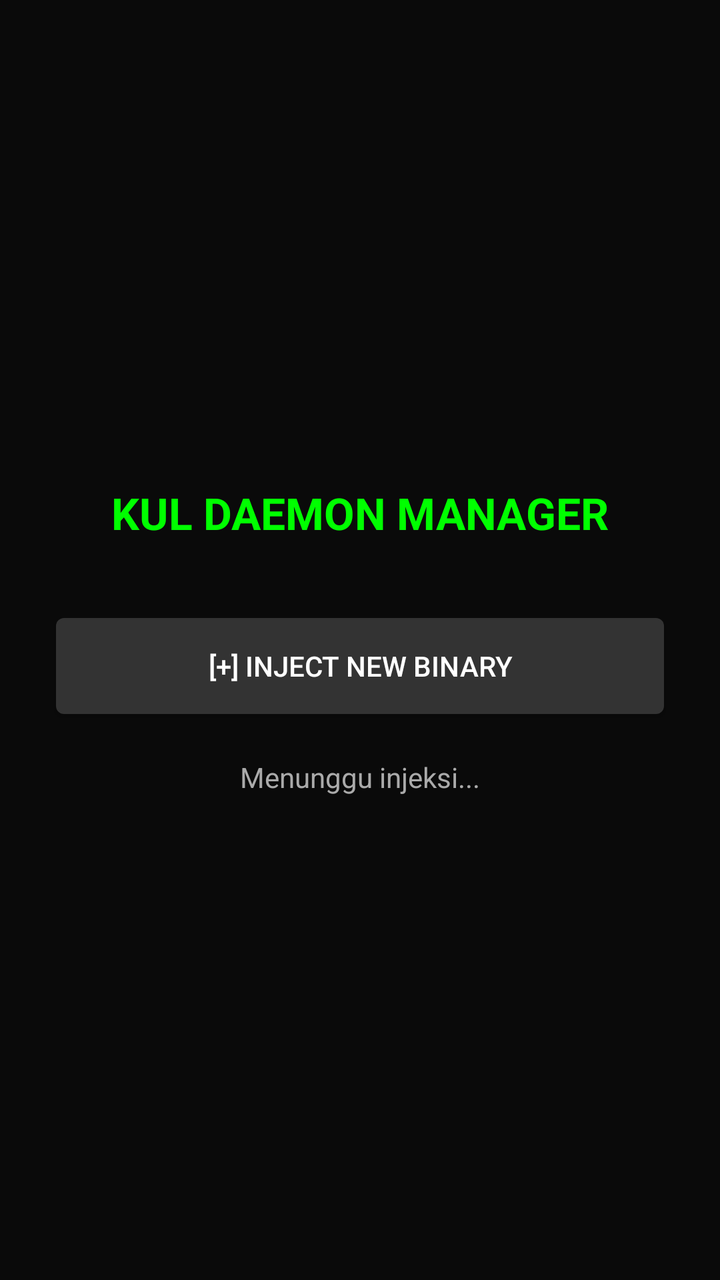
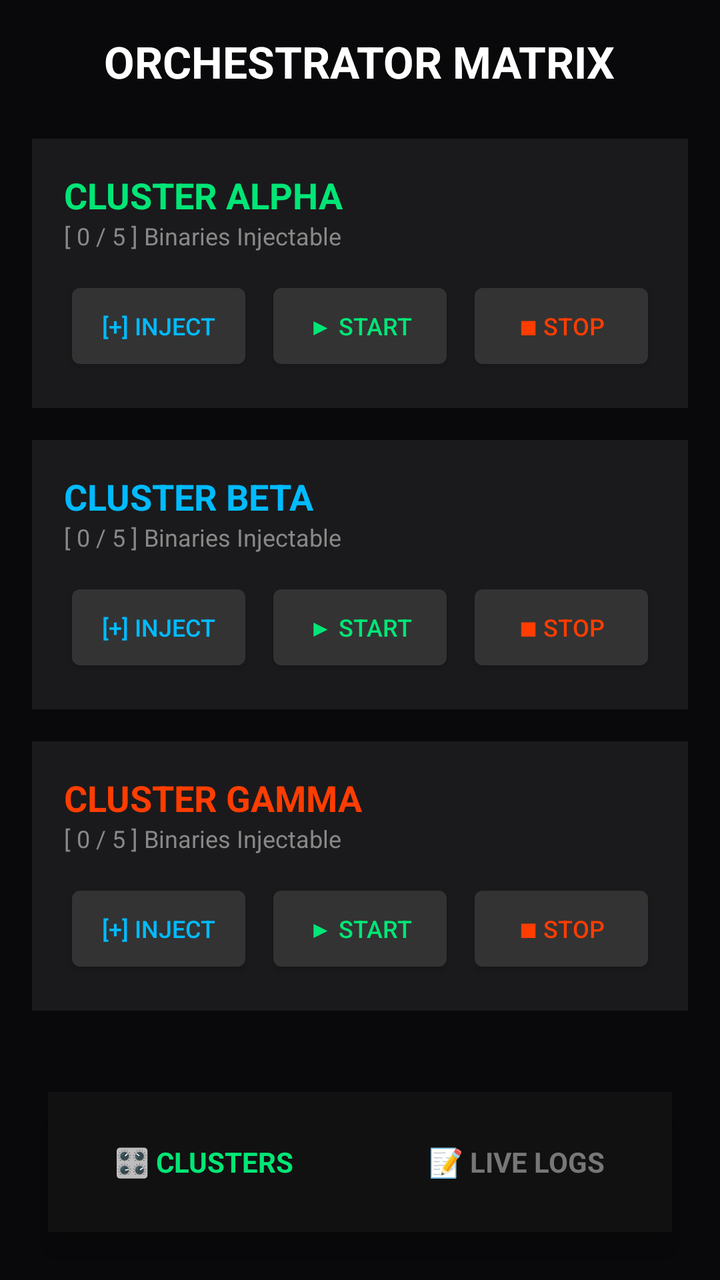

Two renders of the same Android screen: before a commit and after it. Below are the layout's source before the change and the commit's diff.
<!-- AndroidManifest.xml: application theme android:Theme.DeviceDefault.NoActionBar -->
<!-- res/layout/activity_main.xml -->
<?xml version="1.0" encoding="utf-8"?>
<LinearLayout xmlns:android="http://schemas.android.com/apk/res/android"
    android:layout_width="match_parent" android:layout_height="match_parent"
    android:orientation="vertical" android:padding="24dp" android:background="#0A0A0A" android:gravity="center">

    <TextView android:layout_width="wrap_content" android:layout_height="wrap_content" 
        android:text="KUL DAEMON MANAGER" android:textColor="#00FF00" android:textSize="22sp" android:textStyle="bold" android:layout_marginBottom="32dp"/>

    <Button android:id="@+id/btnUpload" android:layout_width="match_parent" android:layout_height="60dp"
        android:text="[+] INJECT NEW BINARY" android:backgroundTint="#333333" android:textColor="#FFFFFF" android:layout_marginBottom="16dp"/>
        
    <TextView android:id="@+id/tvStatus" android:layout_width="match_parent" android:layout_height="wrap_content"
        android:text="Menunggu injeksi..." android:textColor="#AAAAAA" android:gravity="center"/>
</LinearLayout>
<!-- resources referenced by this layout -->
<resources>

</resources>

<!-- the commit's change to res/layout/activity_main.xml (unified diff, before → after) -->
@@ -1,14 +1,63 @@
+<?xml version="1.0" encoding="utf-8"?>
+<RelativeLayout xmlns:android="http://schemas.android.com/apk/res/android"
+    android:layout_width="match_parent" android:layout_height="match_parent" android:background="#09090B">
+    <FrameLayout android:layout_width="match_parent" android:layout_height="match_parent">
+        <include layout="@layout/layout_clusters" android:id="@+id/viewClusters" />
+        <include layout="@layout/layout_logs" android:id="@+id/viewLogs" android:visibility="gone" />
+    </FrameLayout>
+    <LinearLayout android:layout_width="match_parent" android:layout_height="70dp" android:layout_alignParentBottom="true" android:layout_marginHorizontal="24dp" android:layout_marginBottom="24dp" android:background="#E6121212" android:orientation="horizontal" android:weightSum="2" android:elevation="10dp" android:gravity="center">
+        <TextView android:id="@+id/navClusters" android:layout_width="0dp" android:layout_height="match_parent" android:layout_weight="1" android:gravity="center" android:text="🎛️ CLUSTERS" android:textColor="#00E676" android:textStyle="bold" android:textSize="14sp"/>
+        <TextView android:id="@+id/navLogs" android:layout_width="0dp" android:layout_height="match_parent" android:layout_weight="1" android:gravity="center" android:text="📝 LIVE LOGS" android:textColor="#777777" android:textStyle="bold" android:textSize="14sp"/>
+    </LinearLayout>
+</RelativeLayout>
+<!-- res/layout/layout_clusters.xml (included above) -->
+<?xml version="1.0" encoding="utf-8"?>
+<ScrollView xmlns:android="http://schemas.android.com/apk/res/android"
+    android:layout_width="match_parent" android:layout_height="match_parent" android:padding="16dp">
+    <LinearLayout android:layout_width="match_parent" android:layout_height="wrap_content" android:orientation="vertical" android:layout_marginBottom="90dp">
+        
+        <TextView android:layout_width="wrap_content" android:layout_height="wrap_content" android:text="ORCHESTRATOR MATRIX" android:textColor="#FFFFFF" android:textSize="22sp" android:textStyle="bold" android:layout_marginBottom="24dp" android:layout_gravity="center"/>
+
+        
+        <LinearLayout android:layout_width="match_parent" android:layout_height="wrap_content" android:orientation="vertical" android:background="#1A1A1C" android:padding="16dp" android:layout_marginBottom="16dp">
+            <TextView android:layout_width="wrap_content" android:layout_height="wrap_content" android:text="CLUSTER ALPHA" android:textColor="#00E676" android:textStyle="bold" android:textSize="18sp"/>
+            <TextView android:id="@+id/tvAlphaStatus" android:layout_width="wrap_content" android:layout_height="wrap_content" android:text="[ 0 / 5 ] Binaries Injectable" android:textColor="#888888" android:textSize="12sp" android:layout_marginBottom="12dp"/>
+            <LinearLayout android:layout_width="match_parent" android:layout_height="wrap_content" android:orientation="horizontal" android:weightSum="3">
+                <Button android:id="@+id/btnAlphaInject" android:layout_width="0dp" android:layout_height="50dp" android:layout_weight="1" android:text="[+] INJECT" android:backgroundTint="#333333" android:textColor="#00BBFF" android:textSize="12sp" android:layout_marginRight="4dp"/>
+                <Button android:id="@+id/btnAlphaStart" android:layout_width="0dp" android:layout_height="50dp" android:layout_weight="1" android:text="▶ START" android:backgroundTint="#333333" android:textColor="#00E676" android:textSize="12sp" android:layout_marginHorizontal="2dp"/>
+                <Button android:id="@+id/btnAlphaStop" android:layout_width="0dp" android:layout_height="50dp" android:layout_weight="1" android:text="■ STOP" android:backgroundTint="#333333" android:textColor="#FF3D00" android:textSize="12sp" android:layout_marginLeft="4dp"/>
+            </LinearLayout>
+        </LinearLayout>
+
+        
+        <LinearLayout android:layout_width="match_parent" android:layout_height="wrap_content" android:orientation="vertical" android:background="#1A1A1C" android:padding="16dp" android:layout_marginBottom="16dp">
+            <TextView android:layout_width="wrap_content" android:layout_height="wrap_content" android:text="CLUSTER BETA" android:textColor="#00BBFF" android:textStyle="bold" android:textSize="18sp"/>
+            <TextView android:id="@+id/tvBetaStatus" android:layout_width="wrap_content" android:layout_height="wrap_content" android:text="[ 0 / 5 ] Binaries Injectable" android:textColor="#888888" android:textSize="12sp" android:layout_marginBottom="12dp"/>
+            <LinearLayout android:layout_width="match_parent" android:layout_height="wrap_content" android:orientation="horizontal" android:weightSum="3">
+                <Button android:id="@+id/btnBetaInject" android:layout_width="0dp" android:layout_height="50dp" android:layout_weight="1" android:text="[+] INJECT" android:backgroundTint="#333333" android:textColor="#00BBFF" android:textSize="12sp" android:layout_marginRight="4dp"/>
+                <Button android:id="@+id/btnBetaStart" android:layout_width="0dp" android:layout_height="50dp" android:layout_weight="1" android:text="▶ START" android:backgroundTint="#333333" android:textColor="#00E676" android:textSize="12sp" android:layout_marginHorizontal="2dp"/>
+                <Button android:id="@+id/btnBetaStop" android:layout_width="0dp" android:layout_height="50dp" android:layout_weight="1" android:text="■ STOP" android:backgroundTint="#333333" android:textColor="#FF3D00" android:textSize="12sp" android:layout_marginLeft="4dp"/>
+            </LinearLayout>
+        </LinearLayout>
+
+        
+        <LinearLayout android:layout_width="match_parent" android:layout_height="wrap_content" android:orientation="vertical" android:background="#1A1A1C" android:padding="16dp" android:layout_marginBottom="16dp">
+            <TextView android:layout_width="wrap_content" android:layout_height="wrap_content" android:text="CLUSTER GAMMA" android:textColor="#FF3D00" android:textStyle="bold" android:textSize="18sp"/>
+            <TextView android:id="@+id/tvGammaStatus" android:layout_width="wrap_content" android:layout_height="wrap_content" android:text="[ 0 / 5 ] Binaries Injectable" android:textColor="#888888" android:textSize="12sp" android:layout_marginBottom="12dp"/>
+            <LinearLayout android:layout_width="match_parent" android:layout_height="wrap_content" android:orientation="horizontal" android:weightSum="3">
+                <Button android:id="@+id/btnGammaInject" android:layout_width="0dp" android:layout_height="50dp" android:layout_weight="1" android:text="[+] INJECT" android:backgroundTint="#333333" android:textColor="#00BBFF" android:textSize="12sp" android:layout_marginRight="4dp"/>
+                <Button android:id="@+id/btnGammaStart" android:layout_width="0dp" android:layout_height="50dp" android:layout_weight="1" android:text="▶ START" android:backgroundTint="#333333" android:textColor="#00E676" android:textSize="12sp" android:layout_marginHorizontal="2dp"/>
+                <Button android:id="@+id/btnGammaStop" android:layout_width="0dp" android:layout_height="50dp" android:layout_weight="1" android:text="■ STOP" android:backgroundTint="#333333" android:textColor="#FF3D00" android:textSize="12sp" android:layout_marginLeft="4dp"/>
+            </LinearLayout>
+        </LinearLayout>
+    </LinearLayout>
+</ScrollView>
+<!-- res/layout/layout_logs.xml (included above) -->
 <?xml version="1.0" encoding="utf-8"?>
 <LinearLayout xmlns:android="http://schemas.android.com/apk/res/android"
-    android:layout_width="match_parent" android:layout_height="match_parent"
-    android:orientation="vertical" android:padding="24dp" android:background="#0A0A0A" android:gravity="center">
-
-    <TextView android:layout_width="wrap_content" android:layout_height="wrap_content" 
-        android:text="KUL DAEMON MANAGER" android:textColor="#00FF00" android:textSize="22sp" android:textStyle="bold" android:layout_marginBottom="32dp"/>
-
-    <Button android:id="@+id/btnUpload" android:layout_width="match_parent" android:layout_height="60dp"
-        android:text="[+] INJECT NEW BINARY" android:backgroundTint="#333333" android:textColor="#FFFFFF" android:layout_marginBottom="16dp"/>
-        
-    <TextView android:id="@+id/tvStatus" android:layout_width="match_parent" android:layout_height="wrap_content"
-        android:text="Menunggu injeksi..." android:textColor="#AAAAAA" android:gravity="center"/>
+    android:layout_width="match_parent" android:layout_height="match_parent" android:orientation="vertical" android:padding="24dp">
+    <TextView android:layout_width="wrap_content" android:layout_height="wrap_content" android:text="LIVE KERNEL LOGS" android:textColor="#FFFFFF" android:textSize="20sp" android:textStyle="bold" android:layout_marginBottom="16dp"/>
+    <ScrollView android:layout_width="match_parent" android:layout_height="match_parent" android:background="#111111" android:padding="12dp" android:layout_marginBottom="80dp">
+        <TextView android:id="@+id/tvLogs" android:layout_width="match_parent" android:layout_height="wrap_content" android:text="> KUL Daemon Manager v2.0 siap...\n> Menunggu injeksi biner...\n" android:textColor="#00E676" android:fontFamily="monospace" android:textSize="12sp"/>
+    </ScrollView>
 </LinearLayout>
